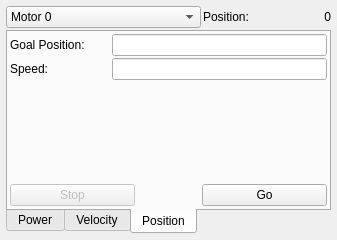
Above: ui/CombinedMotorWidget.ui from kipr/botui before the change. Below: the same form after it.
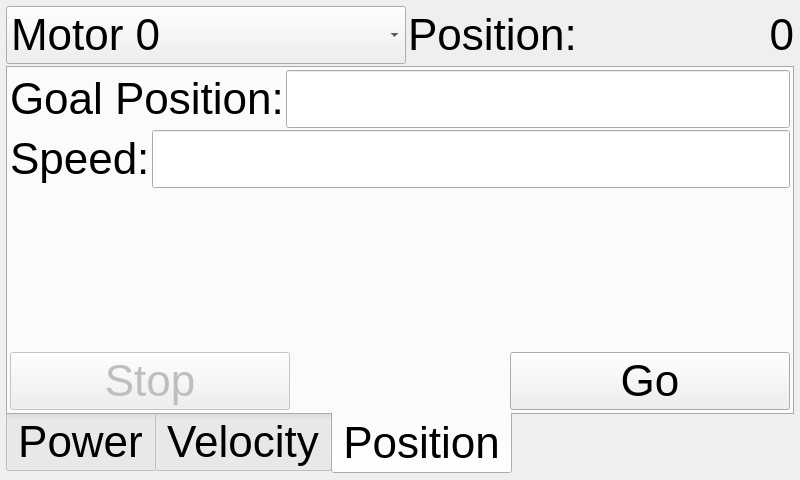
That is the form after the change. Icons and pictures are not drawn. Custom widgets are drawn as their Qt base class.

Diff of the .ui file:
```diff
--- a/ui/CombinedMotorWidget.ui
+++ b/ui/CombinedMotorWidget.ui
@@ -6,13 +6,13 @@
    <rect>
     <x>0</x>
     <y>0</y>
-    <width>337</width>
-    <height>240</height>
+    <width>800</width>
+    <height>480</height>
    </rect>
   </property>
   <property name="maximumSize">
    <size>
-    <width>337</width>
+    <width>800</width>
     <height>16777215</height>
    </size>
   </property>
@@ -30,6 +30,17 @@
     <layout class="QHBoxLayout" name="horizontalLayout" stretch="1,0,0">
      <item>
       <widget class="QComboBox" name="motors">
+       <property name="maximumSize">
+        <size>
+         <width>400</width>
+         <height>16777215</height>
+        </size>
+       </property>
+       <property name="font">
+        <font>
+         <pointsize>33</pointsize>
+        </font>
+       </property>
        <item>
         <property name="text">
          <string>Motor 0</string>
@@ -70,6 +81,11 @@
      </item>
      <item>
       <widget class="QLabel" name="label">
+       <property name="font">
+        <font>
+         <pointsize>33</pointsize>
+        </font>
+       </property>
        <property name="text">
         <string>Position:</string>
        </property>
@@ -89,6 +105,11 @@
          <height>0</height>
         </size>
        </property>
+       <property name="font">
+        <font>
+         <pointsize>33</pointsize>
+        </font>
+       </property>
        <property name="text">
         <string>0</string>
        </property>
@@ -104,6 +125,11 @@
    </item>
    <item>
     <widget class="QTabWidget" name="tabs">
+     <property name="font">
+      <font>
+       <pointsize>33</pointsize>
+      </font>
+     </property>
      <property name="autoFillBackground">
       <bool>false</bool>
      </property>
@@ -289,13 +315,24 @@
              <height>0</height>
             </size>
            </property>
+           <property name="font">
+            <font>
+             <pointsize>33</pointsize>
+            </font>
+           </property>
            <property name="text">
             <string>Goal Position:</string>
            </property>
           </widget>
          </item>
          <item>
-          <widget class="LineEdit" name="goalPos"/>
+          <widget class="LineEdit" name="goalPos">
+           <property name="font">
+            <font>
+             <pointsize>33</pointsize>
+            </font>
+           </property>
+          </widget>
          </item>
         </layout>
        </item>
@@ -312,13 +349,24 @@
              <height>0</height>
             </size>
            </property>
+           <property name="font">
+            <font>
+             <pointsize>33</pointsize>
+            </font>
+           </property>
            <property name="text">
             <string>Speed:</string>
            </property>
           </widget>
          </item>
          <item>
-          <widget class="LineEdit" name="speed"/>
+          <widget class="LineEdit" name="speed">
+           <property name="font">
+            <font>
+             <pointsize>33</pointsize>
+            </font>
+           </property>
+          </widget>
          </item>
         </layout>
        </item>
@@ -344,10 +392,15 @@
            </property>
            <property name="minimumSize">
             <size>
-             <width>125</width>
+             <width>280</width>
              <height>0</height>
             </size>
            </property>
+           <property name="font">
+            <font>
+             <pointsize>33</pointsize>
+            </font>
+           </property>
            <property name="text">
             <string>Stop</string>
            </property>
@@ -374,10 +427,15 @@
           <widget class="QPushButton" name="go">
            <property name="minimumSize">
             <size>
-             <width>125</width>
+             <width>280</width>
              <height>0</height>
             </size>
            </property>
+           <property name="font">
+            <font>
+             <pointsize>33</pointsize>
+            </font>
+           </property>
            <property name="text">
             <string>Go</string>
            </property>
```
Left out of the diff: 4 changed lines with no effect on the pictures.
